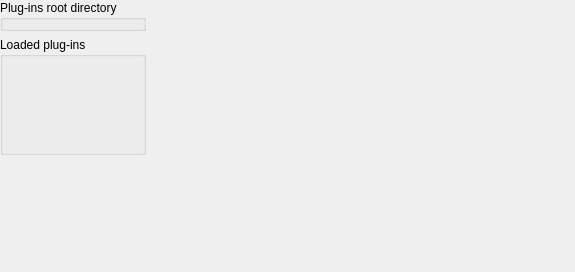
Qt form libs/libgui/ui/settings/pluginsconfigwidget.ui (arichiardi/pgmodeler) before a commit.
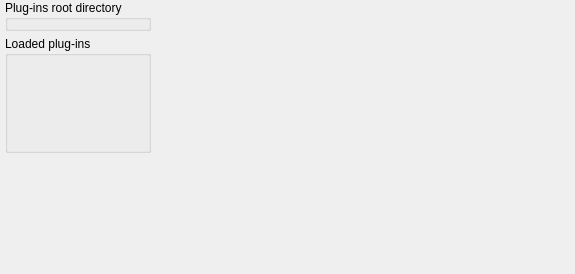
The same form after that commit.

Patch:
```diff
--- a/libs/libgui/ui/settings/pluginsconfigwidget.ui
+++ b/libs/libgui/ui/settings/pluginsconfigwidget.ui
@@ -15,16 +15,19 @@
   </property>
   <layout class="QGridLayout" name="gridLayout">
    <property name="leftMargin">
-    <number>0</number>
+    <number>5</number>
    </property>
    <property name="topMargin">
     <number>0</number>
    </property>
    <property name="rightMargin">
-    <number>0</number>
+    <number>5</number>
    </property>
    <property name="bottomMargin">
-    <number>0</number>
+    <number>5</number>
+   </property>
+   <property name="spacing">
+    <number>5</number>
    </property>
    <item row="0" column="0">
     <widget class="QGroupBox" name="plugins_root_gb">
```
